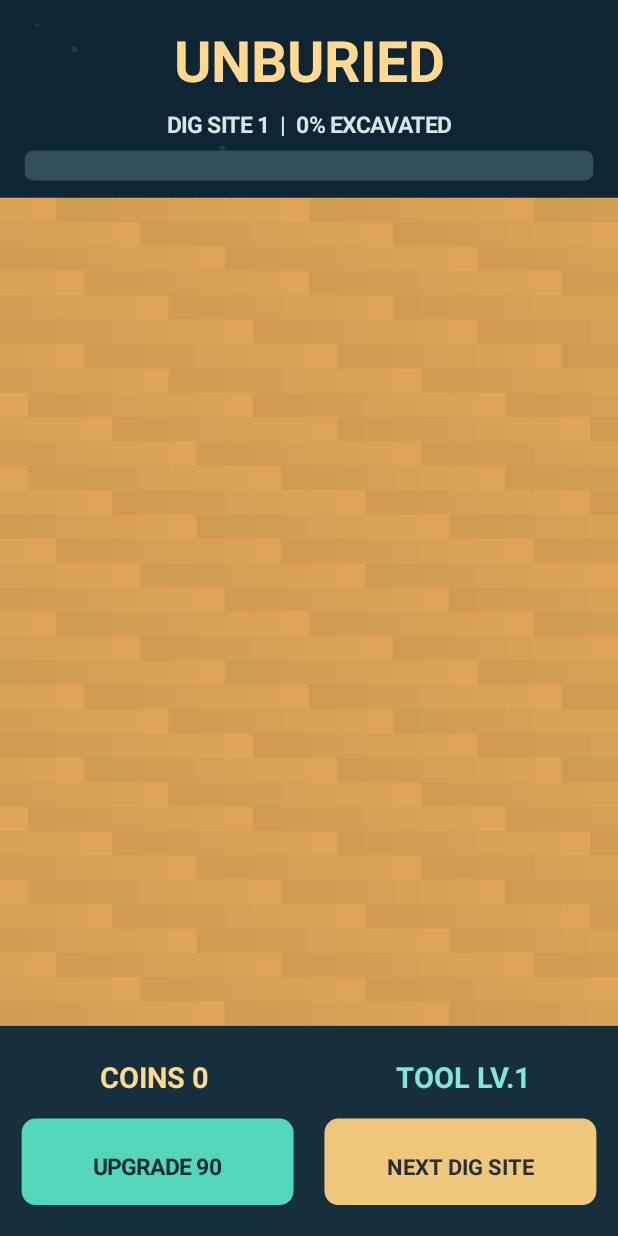
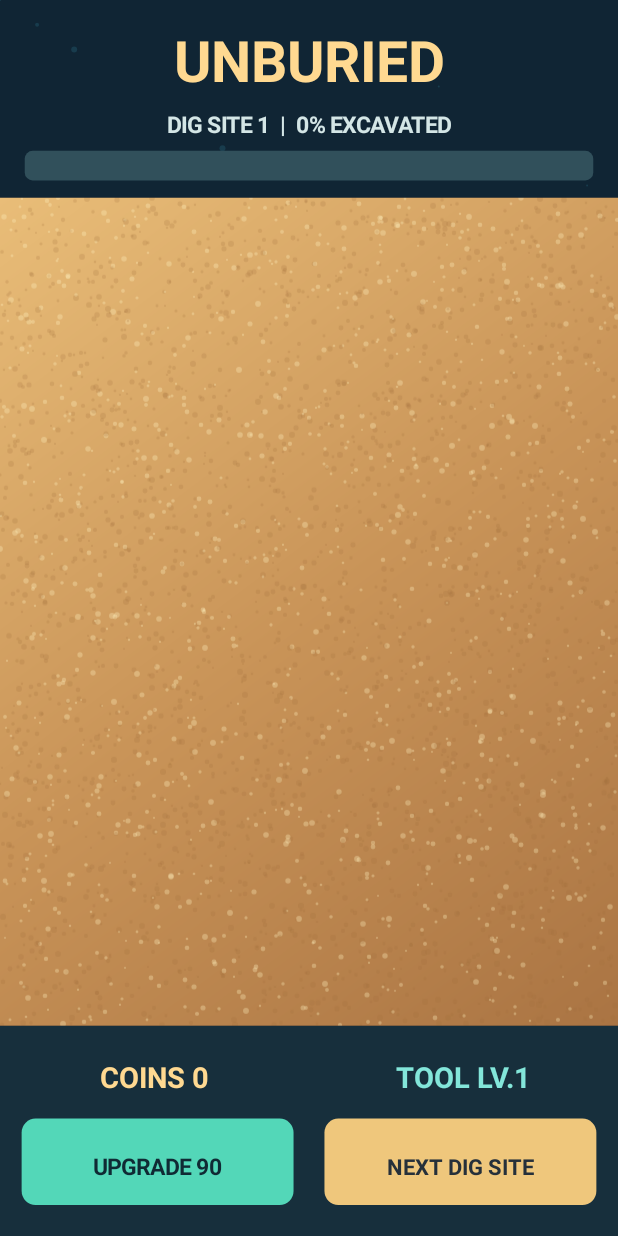
Before and after one commit to SniperKoYTx/SnipeMini, an Android app: the screen it shows after launch (MainActivity), on a phone screen of 412 x 824 dp. Run offline under Robolectric (Android 15) with nearby library versions, the phone set to English and light mode, and no system bars.

Commit message:
UNBURIED 2.0: smooth excavated sand bitmap, textured terrain, dust particles and discovery feedback

```diff
--- a/app/src/main/java/com/snipe/mini/MainActivity.java
+++ b/app/src/main/java/com/snipe/mini/MainActivity.java
@@ -17,26 +17,65 @@ public class MainActivity extends Activity {
   static final int COLS=22,ROWS=34;final byte[][] sand=new byte[COLS][ROWS];final float[] treasureX={.25f,.70f,.50f,.27f,.76f,.51f},treasureY={.18f,.29f,.44f,.62f,.73f,.89f};
   final String[] treasureNames={"ANCIENT COIN","ROBOT HAND","LOST ENGINE","METAL FACE","POWER CORE","ROBOT HEART"};
   final int[] treasureColors={0xffffd66c,0xff8ec7c8,0xffb5a1df,0xffa3b4b9,0xff65f4f0,0xffff7e66};
-  boolean[] found=new boolean[6];int coins=0,level=1,zone=1,cleared=0;boolean menu=false;float brushX=-1,brushY=-1;long lastDig=0;int messageTimer=0;String message="";
+  boolean[] found=new boolean[6];int coins=0,level=1,zone=1,cleared=0;boolean menu=false;Bitmap sandBitmap;Canvas sandCanvas;final Paint cut=new Paint(3);final Paint sandPaint=new Paint(3);final ArrayList<float[]> dust=new ArrayList<>();float brushX=-1,brushY=-1;long lastDig=0;int messageTimer=0;String message="";
   DigView(Context c){super(c);prefs=c.getSharedPreferences("unburied_v1",0);load();setLayerType(View.LAYER_TYPE_SOFTWARE,null);}
   void load(){coins=prefs.getInt("coins",0);level=prefs.getInt("level",1);zone=prefs.getInt("zone",1);String map=prefs.getString("map","");if(map.length()==COLS*ROWS){for(int y=0;y<ROWS;y++)for(int x=0;x<COLS;x++)sand[x][y]=(byte)(map.charAt(y*COLS+x)-'0');}else resetMap();for(int i=0;i<6;i++)found[i]=prefs.getBoolean("f"+i,false);recount();}
-  void resetMap(){for(int y=0;y<ROWS;y++)for(int x=0;x<COLS;x++)sand[x][y]=3;cleared=0;Arrays.fill(found,false);}
+  void resetMap(){sandBitmap=null;sandCanvas=null;for(int y=0;y<ROWS;y++)for(int x=0;x<COLS;x++)sand[x][y]=3;cleared=0;Arrays.fill(found,false);}
   void recount(){cleared=0;for(int y=0;y<ROWS;y++)for(int x=0;x<COLS;x++)if(sand[x][y]==0)cleared++;}
   void save(){StringBuilder s=new StringBuilder(COLS*ROWS);for(int y=0;y<ROWS;y++)for(int x=0;x<COLS;x++)s.append((char)('0'+sand[x][y]));SharedPreferences.Editor e=prefs.edit().putInt("coins",coins).putInt("level",level).putInt("zone",zone).putString("map",s.toString());for(int i=0;i<6;i++)e.putBoolean("f"+i,found[i]);e.apply();}
   void color(int c){p.setColor(c);p.setStyle(Paint.Style.FILL);p.setStrokeWidth(1);}
   void text(Canvas c,String s,float x,float y,float size,int col){color(col);p.setTypeface(Typeface.create("sans-serif",Typeface.BOLD));p.setTextSize(size);p.setTextAlign(Paint.Align.CENTER);c.drawText(s,x,y,p);}
   void box(Canvas c,float l,float t,float r,float b,int col,float rad){color(col);c.drawRoundRect(l,t,r,b,rad,rad,p);}
   void robot(Canvas c,float cx,float cy,float scale){c.save();c.translate(cx,cy);c.scale(scale,scale);box(c,-60,-78,60,67,0xff546977,16);box(c,-52,-69,52,28,0xff8fa7a9,14);box(c,-39,-35,-9,-15,0xff44e5e4,5);box(c,9,-35,39,-15,0xff44e5e4,5);box(c,-18,0,18,7,0xff2e444f,4);box(c,-42,38,42,54,0xff314e58,6);box(c,-85,-40,-61,45,0xff778b93,9);box(c,61,-40,85,45,0xff778b93,9);box(c,-29,67,-8,100,0xff526b7c,5);box(c,8,67,29,100,0xff526b7c,5);c.restore();}
-  void discover(){for(int i=0;i<6;i++){if(found[i])continue;int cx=(int)(treasureX[i]*COLS),cy=(int)(treasureY[i]*ROWS);int clear=0,total=0;for(int yy=Math.max(0,cy-2);yy<=Math.min(ROWS-1,cy+2);yy++)for(int xx=Math.max(0,cx-2);xx<=Math.min(COLS-1,cx+2);xx++){total++;if(sand[xx][yy]==0)clear++;}if(clear>=total*.8f){found[i]=true;int reward=25+i*15;coins+=reward;message="DISCOVERED: "+treasureNames[i]+" +"+reward;messageTimer=110;save();}}}
-  void dig(float xx,float yy){if(menu)return;float w=getWidth(),h=getHeight(),top=h*.16f,bottom=h*.83f;if(yy<top||yy>bottom)return;int cx=(int)(xx/w*COLS),cy=(int)((yy-top)/(bottom-top)*ROWS);int radius=level==1?1:level==2?2:3;boolean changed=false;for(int y=Math.max(0,cy-radius);y<=Math.min(ROWS-1,cy+radius);y++)for(int x=Math.max(0,cx-radius);x<=Math.min(COLS-1,cx+radius);x++){float d=(x-cx)*(x-cx)+(y-cy)*(y-cy);if(d>radius*radius+1)continue;if(sand[x][y]>0){sand[x][y]--;if(sand[x][y]==0){cleared++;coins++;}changed=true;}}brushX=xx;brushY=yy;if(changed){discover();invalidate();if(System.currentTimeMillis()-lastDig>1200){save();lastDig=System.currentTimeMillis();}}}
+  @Override protected void onSizeChanged(int w,int h,int ow,int oh){super.onSizeChanged(w,h,ow,oh);buildSand(w,h);}
+  void buildSand(int w,int h){
+   if(w<=0||h<=0)return;
+   sandBitmap=Bitmap.createBitmap(w,Math.max(1,(int)(h*.67f)),Bitmap.Config.ARGB_8888);
+   sandCanvas=new Canvas(sandBitmap);
+   Paint ground=new Paint(3);
+   ground.setShader(new LinearGradient(0,0,w,sandBitmap.getHeight(),new int[]{0xffe9bd78,0xffc99458,0xffaa7443},null,Shader.TileMode.CLAMP));
+   sandCanvas.drawRect(0,0,w,sandBitmap.getHeight(),ground);
+   ground.setShader(null);
+   Random grain=new Random(zone*3451L);
+   for(int i=0;i<Math.min(3600,w*h/95);i++){
+    ground.setColor(i%3==0?0x55fff0bd:0x33a26e3c);
+    sandCanvas.drawCircle(grain.nextInt(w),grain.nextInt(sandBitmap.getHeight()),1+grain.nextFloat()*2,ground);
+   }
+   cut.setXfermode(new PorterDuffXfermode(PorterDuff.Mode.CLEAR));
+   float cw=w/(float)COLS,ch=sandBitmap.getHeight()/(float)ROWS;
+   for(int y=0;y<ROWS;y++)for(int x=0;x<COLS;x++){
+    if(sand[x][y]==0)sandCanvas.drawCircle((x+.5f)*cw,(y+.5f)*ch,Math.max(cw,ch)*.9f,cut);
+   }
+  }
+  void removeSand(float x,float y,int cx,int cy){
+   if(sandCanvas==null)return;
+   float cw=getWidth()/(float)COLS,ch=sandBitmap.getHeight()/(float)ROWS;
+   sandCanvas.drawCircle((cx+.5f)*cw,(cy+.5f)*ch,Math.max(cw,ch)*.72f,cut);
+  }
+  void spray(float x,float y){
+   for(int i=0;i<5;i++)if(dust.size()<75)dust.add(new float[]{x+(rnd.nextFloat()-.5f)*30,y+(rnd.nextFloat()-.5f)*30,(rnd.nextFloat()-.5f)*5,-2-rnd.nextFloat()*5,20+rnd.nextInt(18)});
+   postInvalidateDelayed(16);
+  }
+  void discover(){for(int i=0;i<6;i++){if(found[i])continue;int cx=(int)(treasureX[i]*COLS),cy=(int)(treasureY[i]*ROWS);int clear=0,total=0;for(int yy=Math.max(0,cy-2);yy<=Math.min(ROWS-1,cy+2);yy++)for(int xx=Math.max(0,cx-2);xx<=Math.min(COLS-1,cx+2);xx++){total++;if(sand[xx][yy]==0)clear++;}if(clear>=total*.8f){found[i]=true;int reward=25+i*15;coins+=reward;message="DISCOVERED: "+treasureNames[i]+" +"+reward;messageTimer=110;performHapticFeedback(HapticFeedbackConstants.LONG_PRESS);save();}}}
+  void dig(float xx,float yy){if(menu)return;float w=getWidth(),h=getHeight(),top=h*.16f,bottom=h*.83f;if(yy<top||yy>bottom)return;int cx=(int)(xx/w*COLS),cy=(int)((yy-top)/(bottom-top)*ROWS);int radius=level==1?1:level==2?2:3;boolean changed=false;for(int y=Math.max(0,cy-radius);y<=Math.min(ROWS-1,cy+radius);y++)for(int x=Math.max(0,cx-radius);x<=Math.min(COLS-1,cx+radius);x++){float d=(x-cx)*(x-cx)+(y-cy)*(y-cy);if(d>radius*radius+1)continue;if(sand[x][y]>0){sand[x][y]--;if(sand[x][y]==0){cleared++;coins++;removeSand(xx,yy,x,y);}changed=true;}}brushX=xx;brushY=yy;if(changed){spray(xx,yy);discover();invalidate();if(System.currentTimeMillis()-lastDig>1200){save();lastDig=System.currentTimeMillis();}}}
   @Override protected void onDraw(Canvas c){super.onDraw(c);float w=getWidth(),h=getHeight(),top=h*.16f,bottom=h*.83f,cellW=w/COLS,cellH=(bottom-top)/ROWS;c.drawColor(0xff102534);
    color(0xff183c4d);for(int i=0;i<45;i++){float x=(i*73%100)*w/100f,y=(i*41%100)*h/100f;c.drawCircle(x,y,1+i%3,p);}
    text(c,"UNBURIED",w/2,h*.066f,w*.092f,0xffffd991);text(c,"DIG SITE "+zone+"  |  "+(cleared*100/(COLS*ROWS))+"% EXCAVATED",w/2,h*.108f,w*.037f,0xffd4e6e6);
    box(c,w*.04f,h*.122f,w*.96f,h*.146f,0xff31505b,8);box(c,w*.04f,h*.122f,w*(.04f+.92f*cleared/(COLS*ROWS)),h*.146f,0xff56d7bd,8);
    box(c,0,top,w,bottom,0xff3a302b,0);robot(c,w*.5f,top+(bottom-top)*.59f,w/370f);
    for(int i=0;i<6;i++){float tx=treasureX[i]*w,ty=top+treasureY[i]*(bottom-top);color(treasureColors[i]);c.drawCircle(tx,ty,w*.052f,p);if(found[i])text(c,"✓",tx,ty+w*.014f,w*.05f,0xff142936);}
-   for(int y=0;y<ROWS;y++)for(int x=0;x<COLS;x++){int v=sand[x][y];if(v==0)continue;int base=(x*19+y*11+zone*13)%17;int col=v==3?Color.rgb(207+base,155+base/2,83+base/2):v==2?Color.rgb(192+base,138+base/2,75+base/2):Color.rgb(170+base,119+base/2,68+base/2);color(col);c.drawRect(x*cellW,top+y*cellH,(x+1)*cellW+1,top+(y+1)*cellH+1,p);}
-   if(brushX>=0){color(0x55ffffff);c.drawCircle(brushX,brushY,w*(level==1?.055f:level==2?.075f:.105f),p);}
+   if(sandBitmap==null)buildSand((int)w,(int)h);
+   if(sandBitmap!=null){sandPaint.setColor(Color.WHITE);c.drawBitmap(sandBitmap,0,top,sandPaint);}
+   for(int i=dust.size()-1;i>=0;i--){
+    float[] d=dust.get(i);d[0]+=d[2];d[1]+=d[3];d[4]--;
+    color(Color.argb(Math.max(0,Math.min(180,(int)(d[4]*5))),245,213,158));
+    c.drawCircle(d[0],d[1],Math.max(1,w*.006f*d[4]/30),p);
+    if(d[4]<=0)dust.remove(i);
+   }
+   if(!dust.isEmpty())postInvalidateDelayed(16);
+   for(int i=0;i<6;i++)if(found[i]){float tx=treasureX[i]*w,ty=top+treasureY[i]*(bottom-top);color(0x55fff4b9);c.drawCircle(tx,ty,w*.066f,p);}
+
+   if(brushX>=0){color(0x88fff4cc);c.drawCircle(brushX,brushY,w*(level==1?.055f:level==2?.075f:.105f),p);}
    box(c,0,bottom,w,h,0xff172f3c,0);text(c,"COINS "+coins,w*.25f,h*.88f,w*.047f,0xffffd991);text(c,"TOOL LV."+level,w*.75f,h*.88f,w*.047f,0xff83e6da);
    int price=level==1?90:level==2?250:600;box(c,w*.035f,h*.905f,w*.475f,h*.975f,0xff53d7b8,14);text(c,level>=4?"MAX TOOL":"UPGRADE "+price,w*.255f,h*.951f,w*.037f,0xff102a34);
    box(c,w*.525f,h*.905f,w*.965f,h*.975f,0xffefc77c,14);text(c,"NEXT DIG SITE",w*.745f,h*.951f,w*.036f,0xff26303a);
@@ -58,7 +97,7 @@ public class MainActivity extends Activity {
       }
      }else{
       if(cleared>COLS*ROWS*.65f){
-       zone++;resetMap();message="NEW DIG SITE UNLOCKED";messageTimer=90;
+       zone++;resetMap();buildSand((int)w,(int)h);message="NEW DIG SITE UNLOCKED";messageTimer=90;
       }else{
        message="EXCAVATE 65% TO ADVANCE";messageTimer=70;
       }
```
